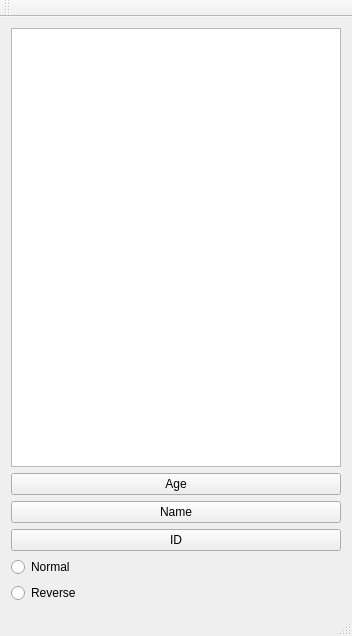
Above: Verkefni_vika3/mainwindow.ui from evas14/Hopur_48 before the change. Below: the same form after it.
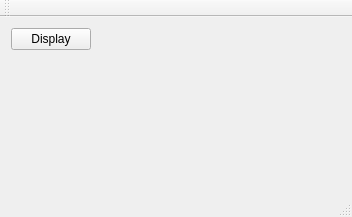
That is the form after the change.

Diff of the .ui file:
```diff
--- a/Verkefni_vika3/mainwindow.ui
+++ b/Verkefni_vika3/mainwindow.ui
@@ -7,49 +7,18 @@
     <x>0</x>
     <y>0</y>
     <width>352</width>
-    <height>636</height>
+    <height>217</height>
    </rect>
   </property>
   <property name="windowTitle">
    <string>MainWindow</string>
   </property>
   <widget class="QWidget" name="centralWidget">
-   <layout class="QVBoxLayout" name="verticalLayout">
-    <item>
-     <widget class="QListWidget" name="listBoxDisplay"/>
-    </item>
-    <item>
-     <widget class="QPushButton" name="pushButtonSortPersonByAge">
+   <layout class="QFormLayout" name="formLayout">
+    <item row="0" column="0">
+     <widget class="QPushButton" name="pushButtonDisplayForm">
       <property name="text">
-       <string>Age</string>
-      </property>
-     </widget>
-    </item>
-    <item>
-     <widget class="QPushButton" name="pushButtonSortPersonByName">
-      <property name="text">
-       <string>Name</string>
-      </property>
-     </widget>
-    </item>
-    <item>
-     <widget class="QPushButton" name="pushButtonSortPersonByID">
-      <property name="text">
-       <string>ID</string>
-      </property>
-     </widget>
-    </item>
-    <item>
-     <widget class="QRadioButton" name="radioButtonNormalSort">
-      <property name="text">
-       <string>Normal</string>
-      </property>
-     </widget>
-    </item>
-    <item>
-     <widget class="QRadioButton" name="radioButtonReverseSort">
-      <property name="text">
-       <string>Reverse</string>
+       <string>Display</string>
       </property>
      </widget>
     </item>
```
